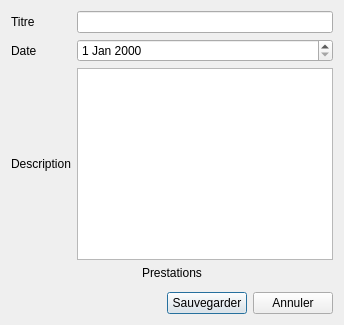
Qt form src/dialogs/addquotedialog.ui (FACT-Team/FactDev) before a commit.
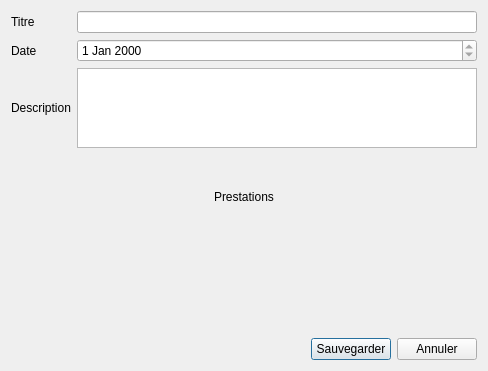
The same form after that commit. Icons and pictures are not drawn.

Patch:
```diff
--- a/src/dialogs/addquotedialog.ui
+++ b/src/dialogs/addquotedialog.ui
@@ -2,6 +2,14 @@
 <ui version="4.0">
  <class>AddQuoteDialog</class>
  <widget class="QDialog" name="AddQuoteDialog">
+  <property name="geometry">
+   <rect>
+    <x>0</x>
+    <y>0</y>
+    <width>488</width>
+    <height>371</height>
+   </rect>
+  </property>
   <property name="windowTitle">
    <string>Devis n°XX</string>
   </property>
@@ -77,10 +85,23 @@
        <verstretch>0</verstretch>
       </sizepolicy>
      </property>
+     <property name="maximumSize">
+      <size>
+       <width>16777215</width>
+       <height>80</height>
+      </size>
+     </property>
     </widget>
    </item>
    <item row="2" column="1">
-    <widget class="QDateEdit" name="dateEditQuote"/>
+    <widget class="QDateEdit" name="dateEditQuote">
+     <property name="readOnly">
+      <bool>true</bool>
+     </property>
+     <property name="calendarPopup">
+      <bool>false</bool>
+     </property>
+    </widget>
    </item>
    <item row="5" column="0" colspan="2">
     <widget class="QWidget" name="wdgContributories" native="true"/>
```
